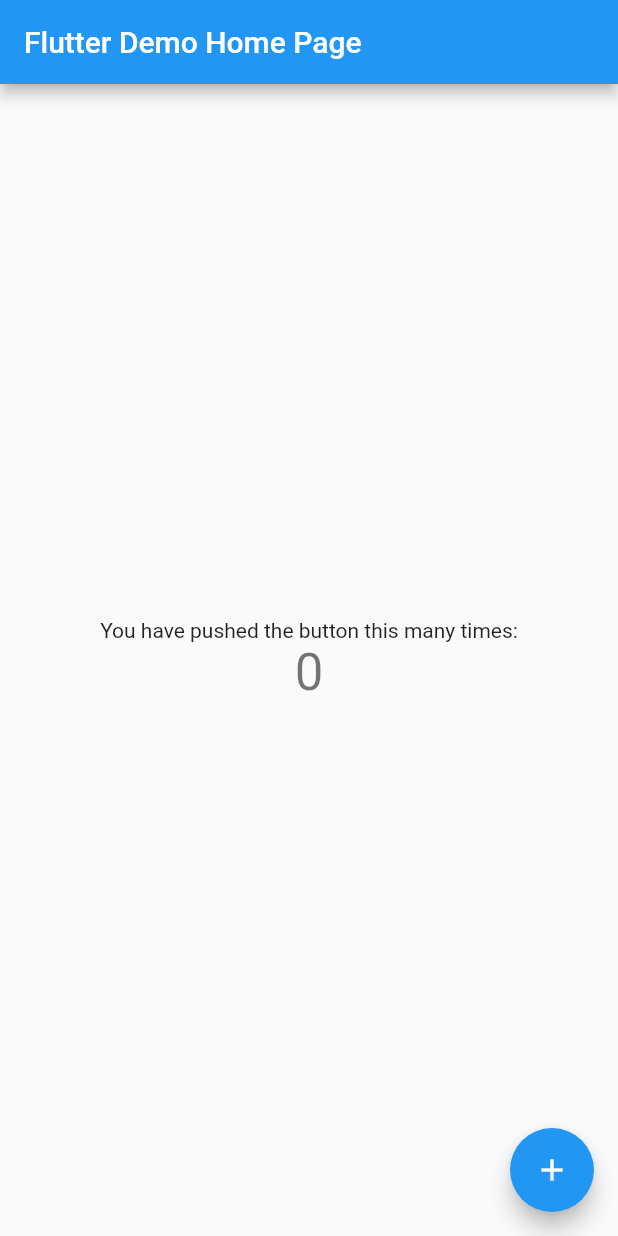
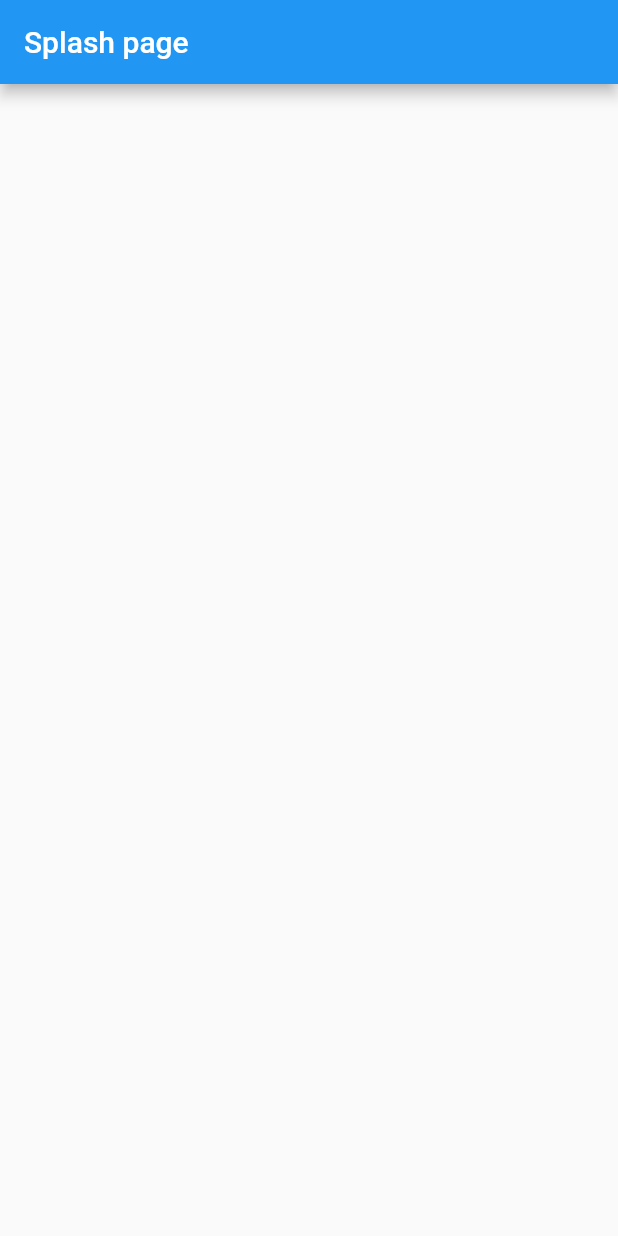
Before and after one commit to marufrobin/admin_panel, a Flutter app: the screen it shows after launch, on a phone screen of 412 x 824 dp. Run offline on Flutter 3.47's test engine with Material 2 defaults, Android fonts, the phone set to English and light mode, and no system bars.

Commit message:
splash page added..

```diff
--- a/lib/main.dart
+++ b/lib/main.dart
@@ -1,3 +1,4 @@
+import 'package:admin_panel/screen/splash_page.dart';
 import 'package:flutter/material.dart';
 
 void main() {
@@ -7,109 +8,15 @@ void main() {
 class MyApp extends StatelessWidget {
   const MyApp({super.key});
 
-  // This widget is the root of your application.
   @override
   Widget build(BuildContext context) {
     return MaterialApp(
+      debugShowCheckedModeBanner: false,
       title: 'Flutter Demo',
       theme: ThemeData(
-        // This is the theme of your application.
-        //
-        // Try running your application with "flutter run". You'll see the
-        // application has a blue toolbar. Then, without quitting the app, try
-        // changing the primarySwatch below to Colors.green and then invoke
-        // "hot reload" (press "r" in the console where you ran "flutter run",
-        // or simply save your changes to "hot reload" in a Flutter IDE).
-        // Notice that the counter didn't reset back to zero; the application
-        // is not restarted.
         primarySwatch: Colors.blue,
       ),
-      home: const MyHomePage(title: 'Flutter Demo Home Page'),
+      home: SplashPage(),
     );
   }
 }
-
-class MyHomePage extends StatefulWidget {
-  const MyHomePage({super.key, required this.title});
-
-  // This widget is the home page of your application. It is stateful, meaning
-  // that it has a State object (defined below) that contains fields that affect
-  // how it looks.
-
-  // This class is the configuration for the state. It holds the values (in this
-  // case the title) provided by the parent (in this case the App widget) and
-  // used by the build method of the State. Fields in a Widget subclass are
-  // always marked "final".
-
-  final String title;
-
-  @override
-  State<MyHomePage> createState() => _MyHomePageState();
-}
-
-class _MyHomePageState extends State<MyHomePage> {
-  int _counter = 0;
-
-  void _incrementCounter() {
-    setState(() {
-      // This call to setState tells the Flutter framework that something has
-      // changed in this State, which causes it to rerun the build method below
-      // so that the display can reflect the updated values. If we changed
-      // _counter without calling setState(), then the build method would not be
-      // called again, and so nothing would appear to happen.
-      _counter++;
-    });
-  }
-
-  @override
-  Widget build(BuildContext context) {
-    // This method is rerun every time setState is called, for instance as done
-    // by the _incrementCounter method above.
-    //
-    // The Flutter framework has been optimized to make rerunning build methods
-    // fast, so that you can just rebuild anything that needs updating rather
-    // than having to individually change instances of widgets.
-    return Scaffold(
-      appBar: AppBar(
-        // Here we take the value from the MyHomePage object that was created by
-        // the App.build method, and use it to set our appbar title.
-        title: Text(widget.title),
-      ),
-      body: Center(
-        // Center is a layout widget. It takes a single child and positions it
-        // in the middle of the parent.
-        child: Column(
-          // Column is also a layout widget. It takes a list of children and
-          // arranges them vertically. By default, it sizes itself to fit its
-          // children horizontally, and tries to be as tall as its parent.
-          //
-          // Invoke "debug painting" (press "p" in the console, choose the
-          // "Toggle Debug Paint" action from the Flutter Inspector in Android
-          // Studio, or the "Toggle Debug Paint" command in Visual Studio Code)
-          // to see the wireframe for each widget.
-          //
-          // Column has various properties to control how it sizes itself and
-          // how it positions its children. Here we use mainAxisAlignment to
-          // center the children vertically; the main axis here is the vertical
-          // axis because Columns are vertical (the cross axis would be
-          // horizontal).
-          mainAxisAlignment: MainAxisAlignment.center,
-          children: <Widget>[
-            const Text(
-              'You have pushed the button this many times:',
-            ),
-            Text(
-              '$_counter',
-              style: Theme.of(context).textTheme.headline4,
-            ),
-          ],
-        ),
-      ),
-      floatingActionButton: FloatingActionButton(
-        onPressed: _incrementCounter,
-        tooltip: 'Increment',
-        child: const Icon(Icons.add),
-      ), // This trailing comma makes auto-formatting nicer for build methods.
-    );
-  }
-}
--- /dev/null
+++ b/lib/screen/splash_page.dart
@@ -0,0 +1,14 @@
+import 'package:flutter/material.dart';
+
+class SplashPage extends StatelessWidget {
+  const SplashPage({Key? key}) : super(key: key);
+
+  @override
+  Widget build(BuildContext context) {
+    return Scaffold(
+      appBar: AppBar(
+        title: Text("Splash page"),
+      ),
+    );
+  }
+}
```
